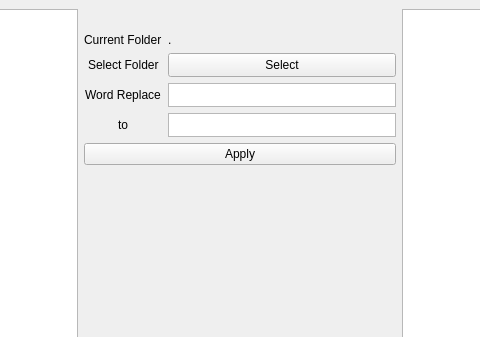
Above: FLT-FilesRename/FLT_FilesRename.ui from hsl-sv/FLT-FilesRename before the change; both pictures show x 160 to 640 and y 0 to 337 of the 800 by 600 pixel window. Below: the same form after it.
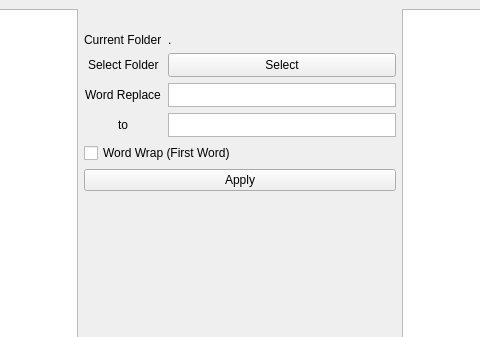
That is the form after the change.

Commit message: import re and word based replace added

Diff of the .ui file:
```diff
--- a/FLT-FilesRename/FLT_FilesRename.ui
+++ b/FLT-FilesRename/FLT_FilesRename.ui
@@ -198,7 +198,7 @@
         </property>
        </widget>
       </item>
-      <item row="4" column="0" colspan="2">
+      <item row="5" column="0" colspan="2">
        <widget class="QPushButton" name="btn_apply">
         <property name="sizePolicy">
          <sizepolicy hsizetype="Preferred" vsizetype="Fixed">
@@ -211,13 +211,24 @@
         </property>
        </widget>
       </item>
-      <item row="5" column="0" colspan="2">
+      <item row="6" column="0" colspan="2">
        <widget class="QLabel" name="lbl_affected">
         <property name="text">
          <string/>
         </property>
        </widget>
       </item>
+      <item row="4" column="0" colspan="2">
+       <layout class="QHBoxLayout" name="cbx_layout">
+        <item>
+         <widget class="QCheckBox" name="cbx_wordwrap">
+          <property name="text">
+           <string>Word Wrap (First Word)</string>
+          </property>
+         </widget>
+        </item>
+       </layout>
+      </item>
      </layout>
     </item>
     <item>
```
Left out of the diff: 52 changed lines with no effect on the pictures. The commit also changes 2 other files.
